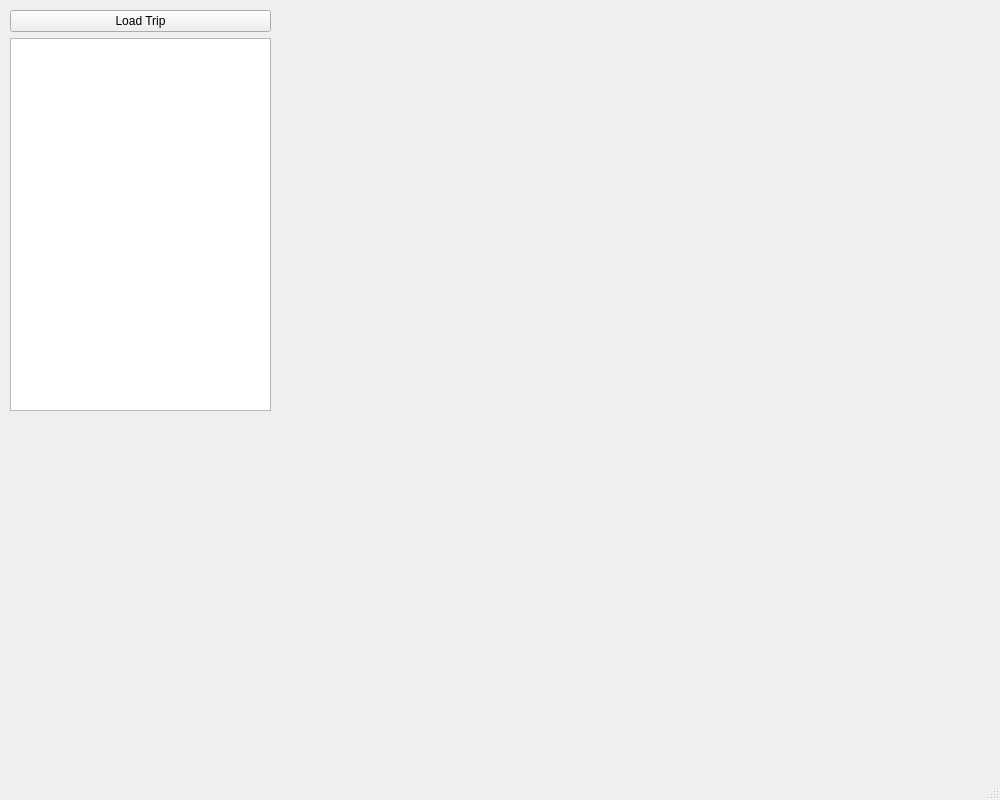
First picture: the form in analytics/frontend/frontGUI.ui, repository Terrysuki106/Group7F25, before the edit.
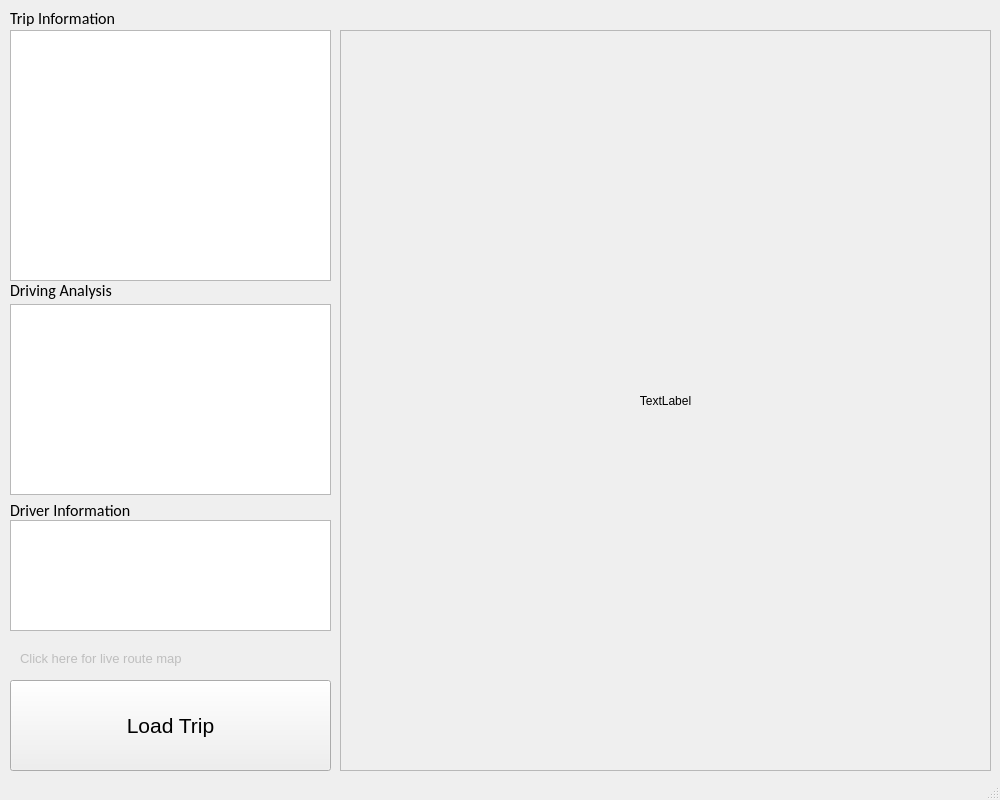
Second picture: the form after the edit.

What changed in the file:
```diff
--- a/analytics/frontend/frontGUI.ui
+++ b/analytics/frontend/frontGUI.ui
@@ -32,31 +32,175 @@
    <string>DriveSafe</string>
   </property>
   <widget class="QWidget" name="centralwidget">
-   <widget class="QWidget" name="">
+   <widget class="QTableWidget" name="tableWidget_drive">
+    <property name="geometry">
+     <rect>
+      <x>10</x>
+      <y>304</y>
+      <width>321</width>
+      <height>191</height>
+     </rect>
+    </property>
+    <attribute name="horizontalHeaderStretchLastSection">
+     <bool>true</bool>
+    </attribute>
+   </widget>
+   <widget class="QLabel" name="label">
     <property name="geometry">
      <rect>
       <x>10</x>
       <y>10</y>
-      <width>261</width>
-      <height>401</height>
+      <width>111</width>
+      <height>16</height>
      </rect>
     </property>
-    <layout class="QVBoxLayout" name="verticalLayout">
-     <item>
-      <widget class="QPushButton" name="pushButton">
-       <property name="text">
-        <string>Load Trip</string>
-       </property>
-      </widget>
-     </item>
-     <item>
-      <widget class="QTableWidget" name="tableWidget_trip">
-       <attribute name="horizontalHeaderStretchLastSection">
-        <bool>true</bool>
-       </attribute>
-      </widget>
-     </item>
-    </layout>
+    <property name="font">
+     <font>
+      <family>Calibri</family>
+      <pointsize>12</pointsize>
+     </font>
+    </property>
+    <property name="text">
+     <string>Trip Information</string>
+    </property>
+   </widget>
+   <widget class="QLabel" name="label_2">
+    <property name="geometry">
+     <rect>
+      <x>10</x>
+      <y>280</y>
+      <width>141</width>
+      <height>20</height>
+     </rect>
+    </property>
+    <property name="font">
+     <font>
+      <family>Calibri</family>
+      <pointsize>12</pointsize>
+     </font>
+    </property>
+    <property name="text">
+     <string>Driving Analysis</string>
+    </property>
+   </widget>
+   <widget class="QLabel" name="label_3">
+    <property name="geometry">
+     <rect>
+      <x>10</x>
+      <y>500</y>
+      <width>141</width>
+      <height>20</height>
+     </rect>
+    </property>
+    <property name="font">
+     <font>
+      <family>Calibri</family>
+      <pointsize>12</pointsize>
+     </font>
+    </property>
+    <property name="text">
+     <string>Driver Information</string>
+    </property>
+   </widget>
+   <widget class="QTableWidget" name="tableWidget_driver">
+    <property name="geometry">
+     <rect>
+      <x>10</x>
+      <y>520</y>
+      <width>321</width>
+      <height>111</height>
+     </rect>
+    </property>
+    <attribute name="horizontalHeaderStretchLastSection">
+     <bool>true</bool>
+    </attribute>
+   </widget>
+   <widget class="QPushButton" name="pushButton">
+    <property name="geometry">
+     <rect>
+      <x>10</x>
+      <y>680</y>
+      <width>321</width>
+      <height>91</height>
+     </rect>
+    </property>
+    <property name="font">
+     <font>
+      <pointsize>16</pointsize>
+     </font>
+    </property>
+    <property name="text">
+     <string>Load Trip</string>
+    </property>
+   </widget>
+   <widget class="QScrollArea" name="routeScrollArea">
+    <property name="geometry">
+     <rect>
+      <x>340</x>
+      <y>30</y>
+      <width>651</width>
+      <height>741</height>
+     </rect>
+    </property>
+    <property name="widgetResizable">
+     <bool>true</bool>
+    </property>
+    <widget class="QWidget" name="scrollAreaWidgetContents">
+     <property name="geometry">
+      <rect>
+       <x>0</x>
+       <y>0</y>
+       <width>649</width>
+       <height>739</height>
+      </rect>
+     </property>
+     <layout class="QGridLayout" name="gridLayout">
+      <item row="0" column="0">
+       <widget class="QLabel" name="routeImageLabel">
+        <property name="text">
+         <string>TextLabel</string>
+        </property>
+        <property name="alignment">
+         <set>Qt::AlignCenter</set>
+        </property>
+       </widget>
+      </item>
+     </layout>
+    </widget>
+   </widget>
+   <widget class="QLabel" name="hyperlinkLabel">
+    <property name="enabled">
+     <bool>false</bool>
+    </property>
+    <property name="geometry">
+     <rect>
+      <x>20</x>
+      <y>650</y>
+      <width>311</width>
+      <height>16</height>
+     </rect>
+    </property>
+    <property name="font">
+     <font>
+      <pointsize>10</pointsize>
+     </font>
+    </property>
+    <property name="text">
+     <string>Click here for live route map</string>
+    </property>
+   </widget>
+   <widget class="QTableWidget" name="tableWidget_trip">
+    <property name="geometry">
+     <rect>
+      <x>10</x>
+      <y>30</y>
+      <width>321</width>
+      <height>251</height>
+     </rect>
+    </property>
+    <attribute name="horizontalHeaderStretchLastSection">
+     <bool>true</bool>
+    </attribute>
    </widget>
   </widget>
   <widget class="QStatusBar" name="statusbar"/>
```
